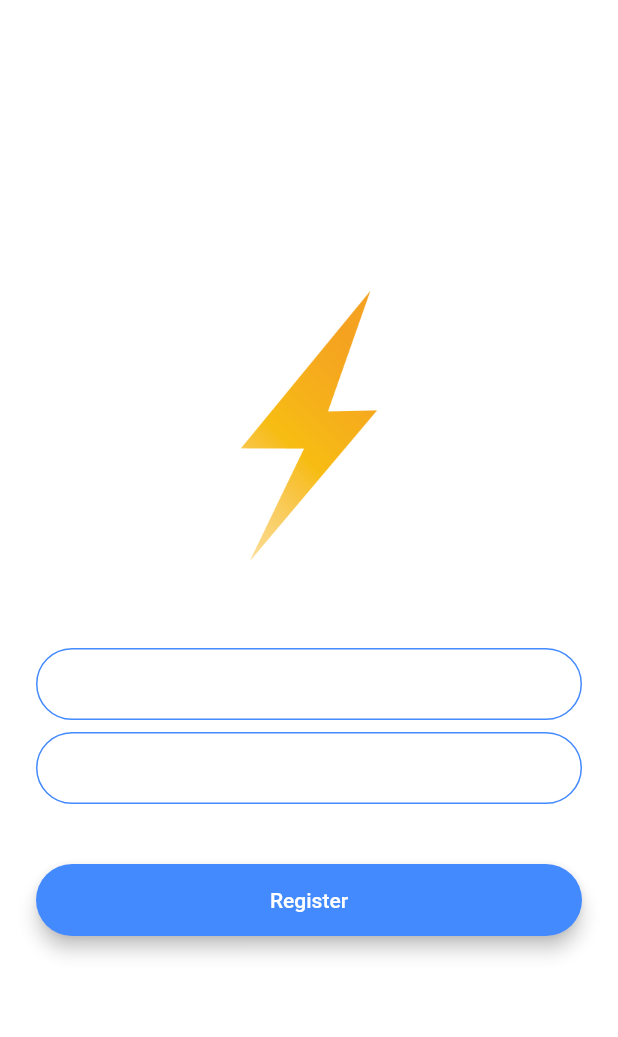
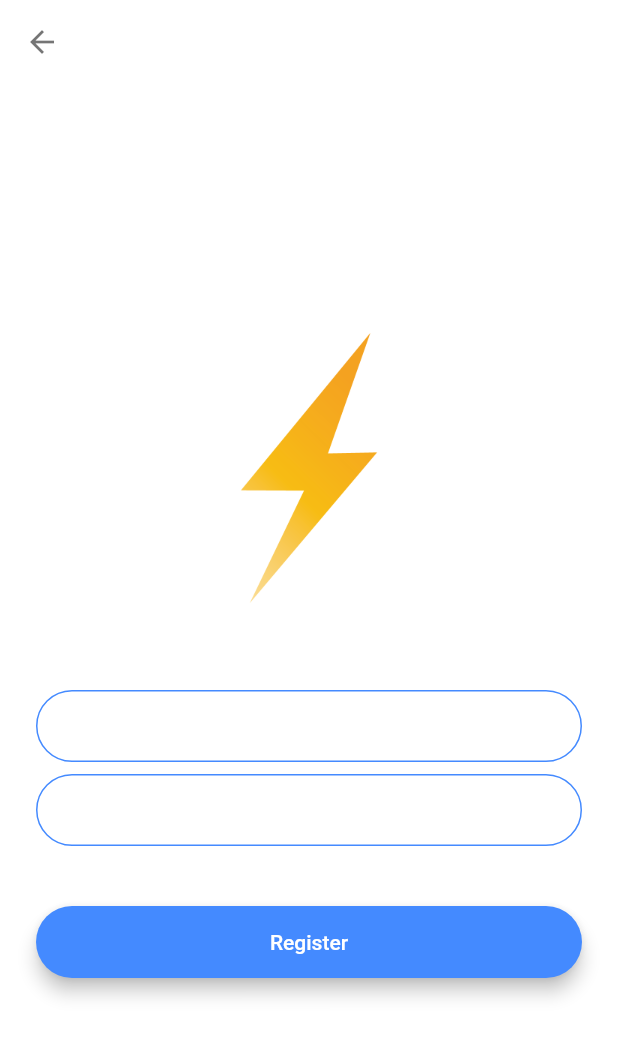
Before and after one commit to UlugbekYarkinov/chatter_test, a Flutter app: the screen it shows after launch, after a tap on "Register", on a phone screen of 412 x 824 dp. Shown: the top 1037 px of the screen. Run offline on Flutter 3.47's test engine with Material 2 defaults, Android fonts, the phone set to English and light mode, and no system bars.

Commit message:
Hero animation and back arrow added

```diff
--- a/lib/main.dart
+++ b/lib/main.dart
@@ -16,6 +16,11 @@ class FlashChat extends StatelessWidget {
         textTheme: const TextTheme(
           bodyText1: TextStyle(color: Colors.black54),
         ),
+        appBarTheme: const AppBarTheme(
+          color: Colors.white,
+          elevation: 0.0,
+          foregroundColor: Colors.black54,
+        )
       ),
       initialRoute: WelcomeScreen.id,
       routes: <String, Widget Function(BuildContext)> {
--- a/lib/screens/registration_screen.dart
+++ b/lib/screens/registration_screen.dart
@@ -1,3 +1,4 @@
+import 'package:chatter_test/screens/welcome_screen.dart';
 import 'package:flutter/material.dart';
 
 class RegistrationScreen extends StatefulWidget {
@@ -11,18 +12,31 @@ class _RegistrationScreenState extends State<RegistrationScreen> {
   @override
   Widget build(BuildContext context) {
     return Scaffold(
+      appBar: AppBar(
+        leading: GestureDetector(
+          onTap: () {
+            Navigator.pushNamed(context, WelcomeScreen.id);
+          },
+          child: const Icon(
+            Icons.arrow_back,
+          ),
+        ),
+      ),
       backgroundColor: Colors.white,
       body: Padding(
-        padding: EdgeInsets.symmetric(horizontal: 24.0),
+        padding: const EdgeInsets.symmetric(horizontal: 24.0),
         child: Column(
           mainAxisAlignment: MainAxisAlignment.center,
           crossAxisAlignment: CrossAxisAlignment.stretch,
           children: <Widget>[
-            Container(
-              height: 200.0,
-              child: Image.asset('images/logo.png'),
+            Hero(
+              tag: 'logo',
+              child: SizedBox(
+                height: 200.0,
+                child: Image.asset('images/logo.png'),
+              ),
             ),
-            SizedBox(
+            const SizedBox(
               height: 48.0,
             ),
             TextField(
@@ -46,7 +60,7 @@ class _RegistrationScreenState extends State<RegistrationScreen> {
                 ),
               ),
             ),
-            SizedBox(
+            const SizedBox(
               height: 8.0,
             ),
             TextField(
--- a/lib/screens/welcome_screen.dart
+++ b/lib/screens/welcome_screen.dart
@@ -25,9 +25,12 @@ class _WelcomeScreenState extends State<WelcomeScreen> {
           children: <Widget>[
             Row(
               children: <Widget>[
-                SizedBox(
-                  height: 60.0,
-                  child: Image.asset('images/logo.png'),
+                Hero(
+                  tag: 'logo',
+                  child: SizedBox(
+                    height: 60.0,
+                    child: Image.asset('images/logo.png'),
+                  ),
                 ),
                 const Text(
                   'Flash Chat',
```
Also changed, not shown: lib/screens/login_screen.dart (+19 -5 lines).
